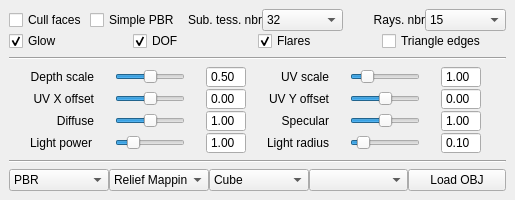
This is Sources/dockwidget3dsettings.ui in kmkolasinski/AwesomeBump as Qt 5 draws it before an edit. The edited form follows.
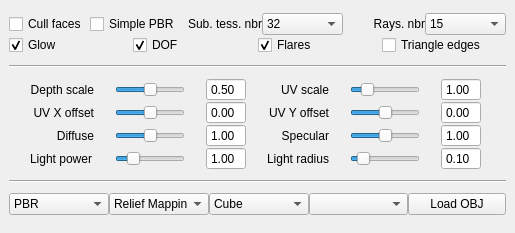
This is the edited form.

Commit message: Fixed problem with 3d settings widget, for 4K monitors.

What changed in the file:
```diff
--- a/Sources/dockwidget3dsettings.ui
+++ b/Sources/dockwidget3dsettings.ui
@@ -10,7 +10,7 @@
     <x>0</x>
     <y>0</y>
     <width>515</width>
-    <height>200</height>
+    <height>233</height>
    </rect>
   </property>
   <property name="sizePolicy">
@@ -22,13 +22,13 @@
   <property name="minimumSize">
    <size>
     <width>515</width>
-    <height>200</height>
+    <height>233</height>
    </size>
   </property>
   <property name="maximumSize">
    <size>
     <width>524287</width>
-    <height>200</height>
+    <height>2000</height>
    </size>
   </property>
   <property name="windowOpacity">
@@ -1104,11 +1104,17 @@
       <item>
        <widget class="QPushButton" name="pushButtonLoadMesh">
         <property name="sizePolicy">
-         <sizepolicy hsizetype="Minimum" vsizetype="Preferred">
+         <sizepolicy hsizetype="Minimum" vsizetype="Fixed">
           <horstretch>0</horstretch>
           <verstretch>0</verstretch>
          </sizepolicy>
         </property>
+        <property name="maximumSize">
+         <size>
+          <width>100</width>
+          <height>16777215</height>
+         </size>
+        </property>
         <property name="toolTip">
          <string>Load OBJ model from file</string>
         </property>
```
